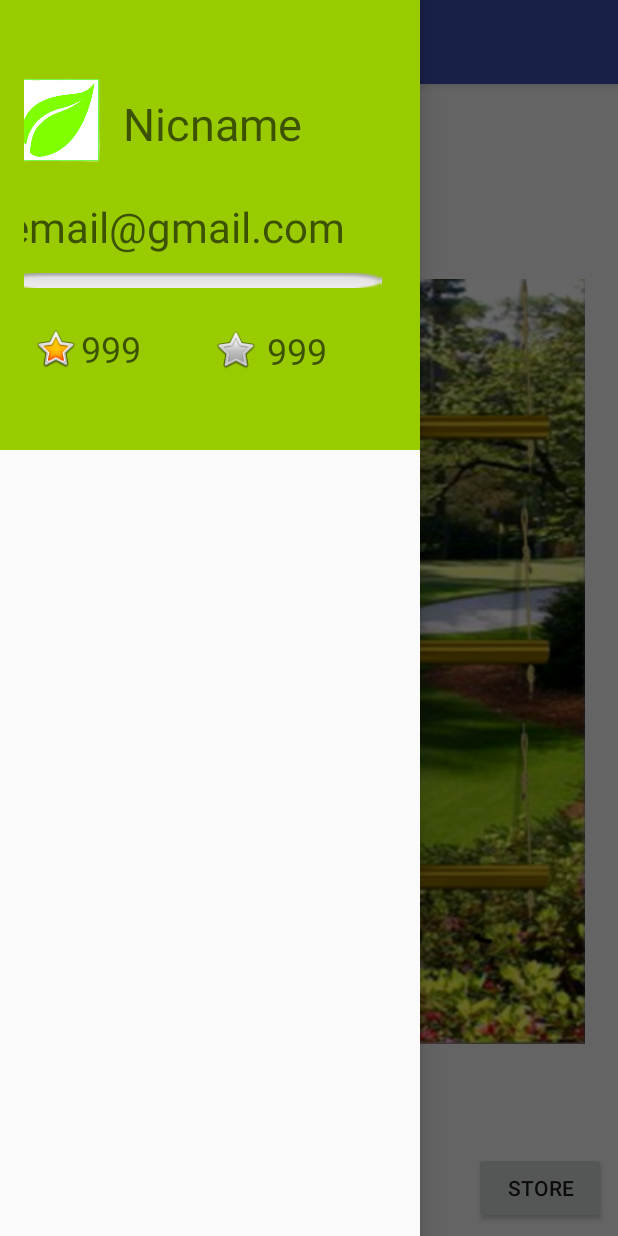
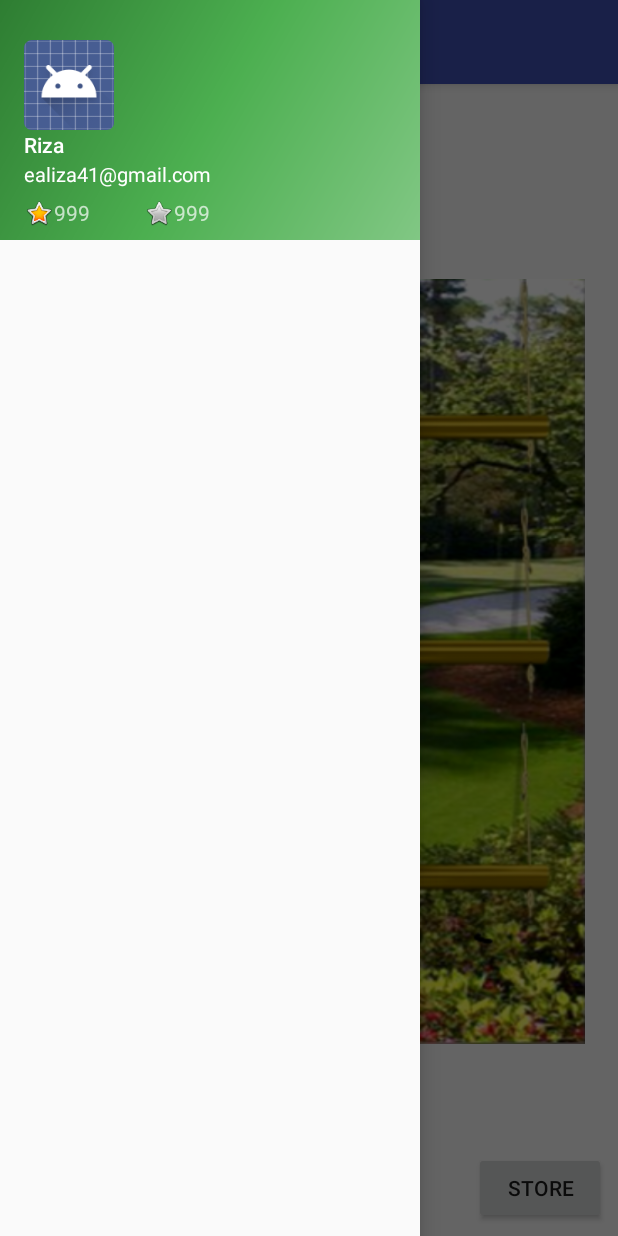
Before and after one commit to Mintsushi/gggg, an Android app: the screen it shows after launch (MainActivity), with the side drawer open, on a phone screen of 412 x 824 dp. Run offline under Robolectric (Android 15) with nearby library versions, the phone set to English and light mode, and no system bars; our stand-ins replace CircleImageView.

Commit message:
NeoPul1.4 시발되라좀

```diff
--- a/NeoPul1.4/app/build.gradle
+++ b/NeoPul1.4/app/build.gradle
@@ -29,4 +29,5 @@ dependencies {
     compile 'com.android.support:design:25.3.1'
     compile 'com.android.support.constraint:constraint-layout:1.0.2'
     testCompile 'junit:junit:4.12'
+    compile 'de.hdodenhof:circleimageview:2.1.0'
 }
--- a/NeoPul1.4/app/src/main/res/layout/activity_main.xml
+++ b/NeoPul1.4/app/src/main/res/layout/activity_main.xml
@@ -19,7 +19,7 @@
         android:layout_height="match_parent"
         android:layout_gravity="start"
         android:fitsSystemWindows="true"
-        app:headerLayout="@layout/view_userinfomation"
+        app:headerLayout="@layout/nav_header_main"
         />
 
     <!--app:menu="@menu/activity_main_drawer"-->
--- a/NeoPul1.4/app/src/main/res/layout/nav_header_main.xml
+++ b/NeoPul1.4/app/src/main/res/layout/nav_header_main.xml
@@ -6,30 +6,77 @@
     android:background="@drawable/side_nav_bar"
     android:gravity="bottom"
     android:orientation="vertical"
-    android:paddingBottom="@dimen/activity_vertical_margin"
+    android:paddingBottom="8dp"
     android:paddingLeft="@dimen/activity_horizontal_margin"
     android:paddingRight="@dimen/activity_horizontal_margin"
-    android:paddingTop="@dimen/activity_vertical_margin"
-    android:theme="@style/ThemeOverlay.AppCompat.Dark">
+    android:paddingTop="8dp"
+    android:theme="@style/ThemeOverlay.AppCompat.Dark"
+    android:weightSum="1">
+
+   <!-- <de.hdodenhof.circleimageview.CircleImageView
+        android:id="@+id/imageView"
+        android:layout_width="70dp"
+        android:layout_height="70dp"
+        android:adjustViewBounds="false"
+        app:srcCompat="@android:drawable/sym_def_app_icon" />
+    -->
+    <ImageView
+        android:id="@+id/imageView2"
+        android:layout_width="match_parent"
+        android:layout_height="wrap_content"
+        android:adjustViewBounds="false" />
 
     <ImageView
         android:id="@+id/imageView"
-        android:layout_width="wrap_content"
-        android:layout_height="wrap_content"
-        android:paddingTop="@dimen/nav_header_vertical_spacing"
-        app:srcCompat="@android:drawable/sym_def_app_icon" />
+        android:layout_width="60dp"
+        android:layout_height="60dp"
+        android:adjustViewBounds="false"
+        app:srcCompat="@android:drawable/sym_def_app_icon" /> />
 
     <TextView
+        android:id="@+id/textView4"
+        android:layout_width="match_parent"
+        android:layout_height="20dp"
+        android:text="Riza"
+        android:textAppearance="@style/TextAppearance.AppCompat.Body2" />
+
+    <TextView
+        android:id="@+id/textView3"
         android:layout_width="match_parent"
         android:layout_height="wrap_content"
-        android:paddingTop="@dimen/nav_header_vertical_spacing"
-        android:text="Android Studio"
-        android:textAppearance="@style/TextAppearance.AppCompat.Body1" />
+        android:text="ealiza41@gmail.com"
+        android:textAppearance="@style/TextAppearance.AppCompat.Body1"
+        android:textSize="13sp"
+        android:layout_weight="0.28" />
 
-    <TextView
-        android:id="@+id/textView"
-        android:layout_width="wrap_content"
+    <LinearLayout
+        android:layout_width="match_parent"
         android:layout_height="wrap_content"
-        android:text="android.studio@android.com" />
+        android:orientation="horizontal">
+
+        <ImageView
+            android:id="@+id/s"
+            android:layout_width="20dp"
+            android:layout_height="20dp"
+            app:srcCompat="@android:drawable/btn_star_big_on" />
+
+        <TextView
+            android:id="@+id/d"
+            android:layout_width="60dp"
+            android:layout_height="20dp"
+            android:text="999" />
+
+        <ImageView
+            android:id="@+id/f"
+            android:layout_width="20dp"
+            android:layout_height="20dp"
+            app:srcCompat="@android:drawable/btn_star_big_off" />
+
+        <TextView
+            android:id="@+id/a"
+            android:layout_width="60dp"
+            android:layout_height="20dp"
+            android:text="999" />
+    </LinearLayout>
 
 </LinearLayout>
--- a/NeoPul1.4/app/src/main/res/layout/view_userinfomation.xml
+++ b/NeoPul1.4/app/src/main/res/layout/view_userinfomation.xml
@@ -58,12 +58,8 @@
 
     <ImageView
         android:id="@+id/fruitCoinImage"
-        android:layout_width="30dp"
-        android:layout_height="34dp"
-        android:layout_marginLeft="6dp"
-        android:layout_marginTop="199dp"
-        app:layout_constraintLeft_toLeftOf="parent"
-        app:layout_constraintTop_toTopOf="parent"
+        android:layout_width="wrap_content"
+        android:layout_height="wrap_content"
         app:srcCompat="@android:drawable/btn_star_big_on" />
 
     <TextView
```
Also changed, not shown: 151 other files.
